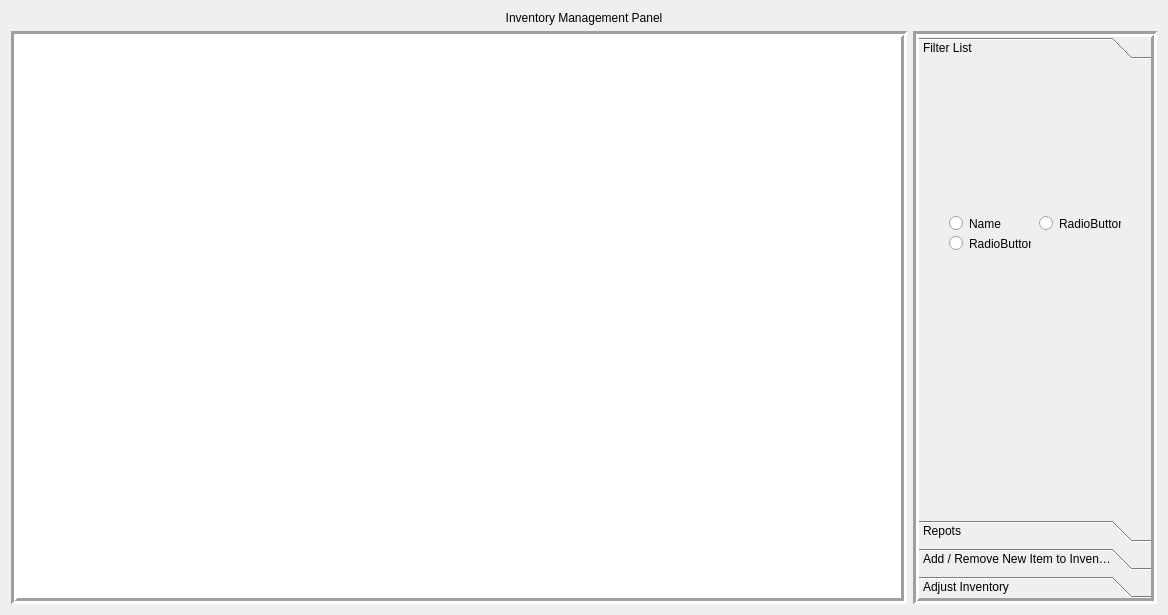
The window that src/reportsView.ui (rbaker26/BigBlueBox) describes before a commit, drawn with Qt 5.
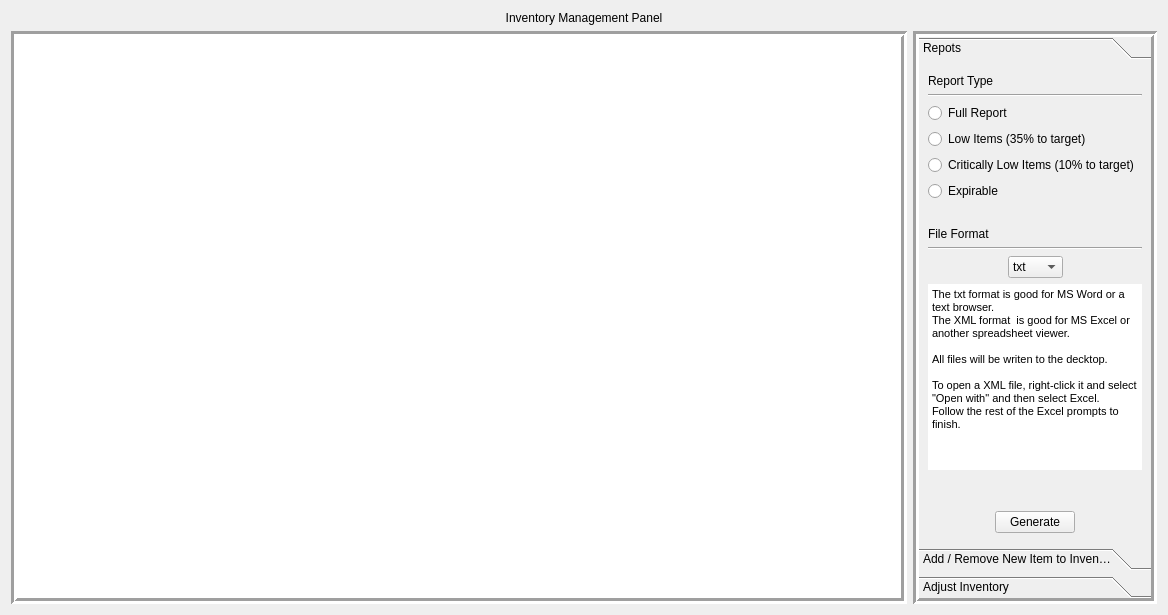
The same window after the commit.

Commit message: removed extra tool box tab

Diff of the .ui file:
```diff
--- a/src/reportsView.ui
+++ b/src/reportsView.ui
@@ -100,79 +100,13 @@
          <property name="lineWidth">
           <number>3</number>
          </property>
-         <widget class="QWidget" name="toolBoxPage1">
-          <property name="geometry">
-           <rect>
-            <x>0</x>
-            <y>0</y>
-            <width>232</width>
-            <height>450</height>
-           </rect>
-          </property>
-          <property name="acceptDrops">
-           <bool>false</bool>
-          </property>
-          <attribute name="label">
-           <string>Filter List</string>
-          </attribute>
-          <widget class="QWidget" name="verticalLayoutWidget">
-           <property name="geometry">
-            <rect>
-             <x>0</x>
-             <y>0</y>
-             <width>201</width>
-             <height>31</height>
-            </rect>
-           </property>
-           <layout class="QVBoxLayout" name="verticalLayout_2"/>
-          </widget>
-          <widget class="QRadioButton" name="radioButton">
-           <property name="geometry">
-            <rect>
-             <x>30</x>
-             <y>150</y>
-             <width>82</width>
-             <height>17</height>
-            </rect>
-           </property>
-           <property name="text">
-            <string>Name</string>
-           </property>
-          </widget>
-          <widget class="QRadioButton" name="radioButton_2">
-           <property name="geometry">
-            <rect>
-             <x>120</x>
-             <y>150</y>
-             <width>82</width>
-             <height>17</height>
-            </rect>
-           </property>
-           <property name="text">
-            <string>RadioButton</string>
-           </property>
-          </widget>
-          <widget class="QRadioButton" name="radioButton_3">
-           <property name="geometry">
-            <rect>
-             <x>30</x>
-             <y>170</y>
-             <width>82</width>
-             <height>17</height>
-            </rect>
-           </property>
-           <property name="text">
-            <string>RadioButton</string>
-           </property>
-          </widget>
-         </widget>
          <widget class="QWidget" name="toolBoxPage2">
           <property name="geometry">
            <rect>
             <x>0</x>
             <y>0</y>
             <width>232</width>
-            <height>450</height>
+            <height>477</height>
            </rect>
           </property>
           <attribute name="label">
```
Left out of the diff: 4 changed lines with no effect on the pictures. The commit also changes 2 other files.
